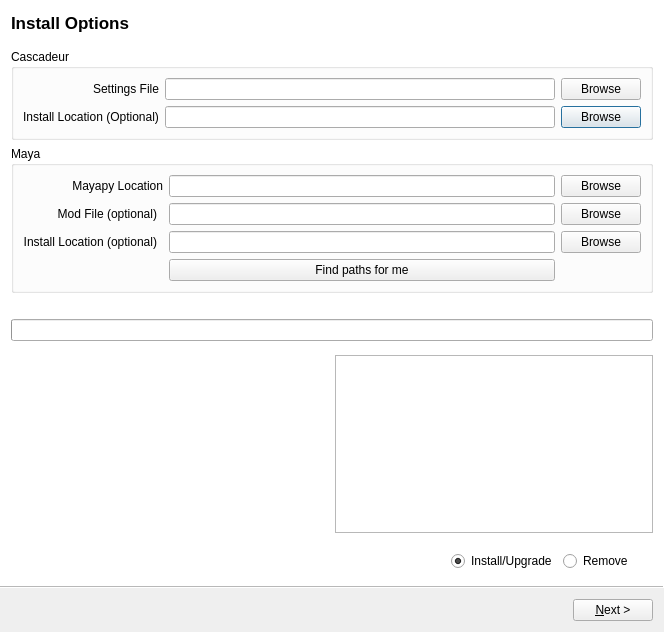
Qt form installer/installer.ui (Nathanieljla/cg3d-maya-casc) before a commit.
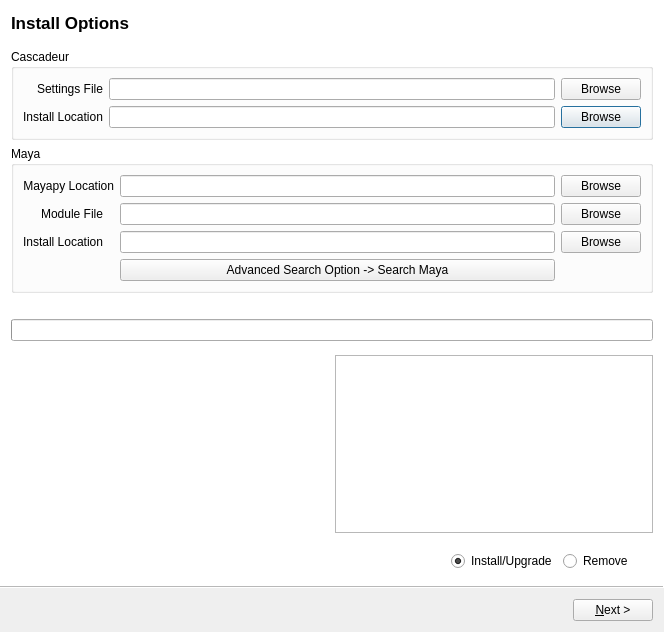
The same form after that commit. Custom widgets are drawn as their Qt base class.

```diff
--- a/installer/installer.ui
+++ b/installer/installer.ui
@@ -54,7 +54,7 @@
             </sizepolicy>
            </property>
            <property name="text">
-            <string>Install Location (Optional)</string>
+            <string>Install Location</string>
            </property>
           </widget>
          </item>
@@ -128,7 +128,7 @@
        <item row="1" column="0">
         <widget class="QLabel" name="maya_mod_label">
          <property name="text">
-          <string>Mod File (optional)</string>
+          <string>Module File</string>
          </property>
          <property name="alignment">
           <set>Qt::AlignRight|Qt::AlignTrailing|Qt::AlignVCenter</set>
@@ -165,14 +165,14 @@
        <item row="3" column="2">
         <widget class="QPushButton" name="find_module_button">
          <property name="text">
-          <string>Find paths for me</string>
+          <string>Advanced Search Option -&gt; Search Maya</string>
          </property>
         </widget>
        </item>
        <item row="2" column="0">
         <widget class="QLabel" name="maya_install_label">
          <property name="text">
-          <string>Install Location (optional)</string>
+          <string>Install Location</string>
          </property>
          <property name="alignment">
           <set>Qt::AlignRight|Qt::AlignTrailing|Qt::AlignVCenter</set>
```
Left out of the diff: 2 changed lines with no effect on the pictures.
